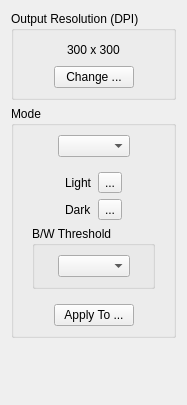
Qt form filters/output/ui/OutputOptionsWidget.ui (ImageProcessing-ElectronicPublications/scantailor-deviant) before a commit.
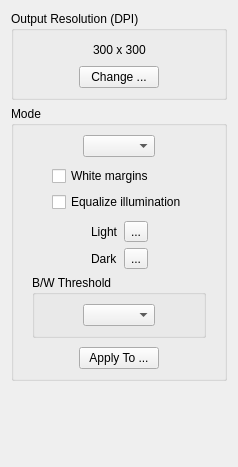
The same form after that commit.

Commit message: * Remove the selection of thresholding methods - always use Otsu (after normalizing illumination). * Remove the Bitonal output mode (no one uses it anyway). * Add some customization options for Color / Grayscale more.

Patch:
```diff
--- a/filters/output/ui/OutputOptionsWidget.ui
+++ b/filters/output/ui/OutputOptionsWidget.ui
@@ -5,14 +5,14 @@
    <rect>
     <x>0</x>
     <y>0</y>
-    <width>187</width>
-    <height>405</height>
+    <width>238</width>
+    <height>467</height>
    </rect>
   </property>
   <property name="windowTitle" >
    <string>Form</string>
   </property>
-  <layout class="QVBoxLayout" name="verticalLayout_4" >
+  <layout class="QVBoxLayout" name="verticalLayout_5" >
    <item>
     <widget class="QGroupBox" name="groupBox_2" >
      <property name="title" >
@@ -28,7 +28,7 @@
           </property>
           <property name="sizeHint" stdset="0" >
            <size>
-            <width>40</width>
+            <width>0</width>
             <height>20</height>
            </size>
           </property>
@@ -48,7 +48,7 @@
           </property>
           <property name="sizeHint" stdset="0" >
            <size>
-            <width>40</width>
+            <width>0</width>
             <height>20</height>
            </size>
           </property>
@@ -101,9 +101,15 @@
      <property name="title" >
       <string>Mode</string>
      </property>
-     <layout class="QVBoxLayout" name="verticalLayout_3" >
+     <layout class="QVBoxLayout" name="verticalLayout_4" >
+      <property name="spacing" >
+       <number>0</number>
+      </property>
       <item>
        <layout class="QHBoxLayout" name="horizontalLayout_2" >
+        <property name="bottomMargin" >
+         <number>9</number>
+        </property>
         <item>
          <spacer name="horizontalSpacer" >
           <property name="orientation" >
@@ -135,9 +141,68 @@
         </item>
        </layout>
       </item>
+      <item>
+       <widget class="QWidget" native="1" name="customOptionsPanel" >
+        <layout class="QHBoxLayout" name="horizontalLayout_8" >
+         <property name="topMargin" >
+          <number>0</number>
+         </property>
+         <property name="bottomMargin" >
+          <number>9</number>
+         </property>
+         <item>
+          <spacer name="horizontalSpacer_13" >
+           <property name="orientation" >
+            <enum>Qt::Horizontal</enum>
+           </property>
+           <property name="sizeHint" stdset="0" >
+            <size>
+             <width>6</width>
+             <height>20</height>
+            </size>
+           </property>
+          </spacer>
+         </item>
+         <item>
+          <layout class="QVBoxLayout" name="verticalLayout_3" >
+           <item>
+            <widget class="QCheckBox" name="whiteMarginsCB" >
+             <property name="text" >
+              <string>White margins</string>
+             </property>
+            </widget>
+           </item>
+           <item>
+            <widget class="QCheckBox" name="equalizeIlluminationCB" >
+             <property name="text" >
+              <string>Equalize illumination</string>
+             </property>
+            </widget>
+           </item>
+          </layout>
+         </item>
+         <item>
+          <spacer name="horizontalSpacer_14" >
+           <property name="orientation" >
+            <enum>Qt::Horizontal</enum>
+           </property>
+           <property name="sizeHint" stdset="0" >
+            <size>
+             <width>6</width>
+             <height>20</height>
+            </size>
+           </property>
+          </spacer>
+         </item>
+        </layout>
+       </widget>
+      </item>
       <item>
        <widget class="QWidget" native="1" name="bitonalOptionsWidget" >
         <layout class="QVBoxLayout" name="verticalLayout" >
+         <property name="topMargin" >
+          <number>0</number>
+         </property>
          <item>
           <layout class="QHBoxLayout" name="horizontalLayout" >
            <item>
@@ -215,7 +280,7 @@
                 </property>
                 <property name="sizeHint" stdset="0" >
                  <size>
-                  <width>4</width>
+                  <width>0</width>
                   <height>13</height>
                  </size>
                 </property>
@@ -231,7 +296,7 @@
                 </property>
                 <property name="sizeHint" stdset="0" >
                  <size>
-                  <width>4</width>
+                  <width>0</width>
                   <height>20</height>
                  </size>
                 </property>
@@ -293,7 +358,7 @@
      <property name="sizeHint" stdset="0" >
       <size>
        <width>20</width>
-       <height>16</height>
+       <height>43</height>
       </size>
      </property>
     </spacer>
```
The commit also changes 13 other files.
